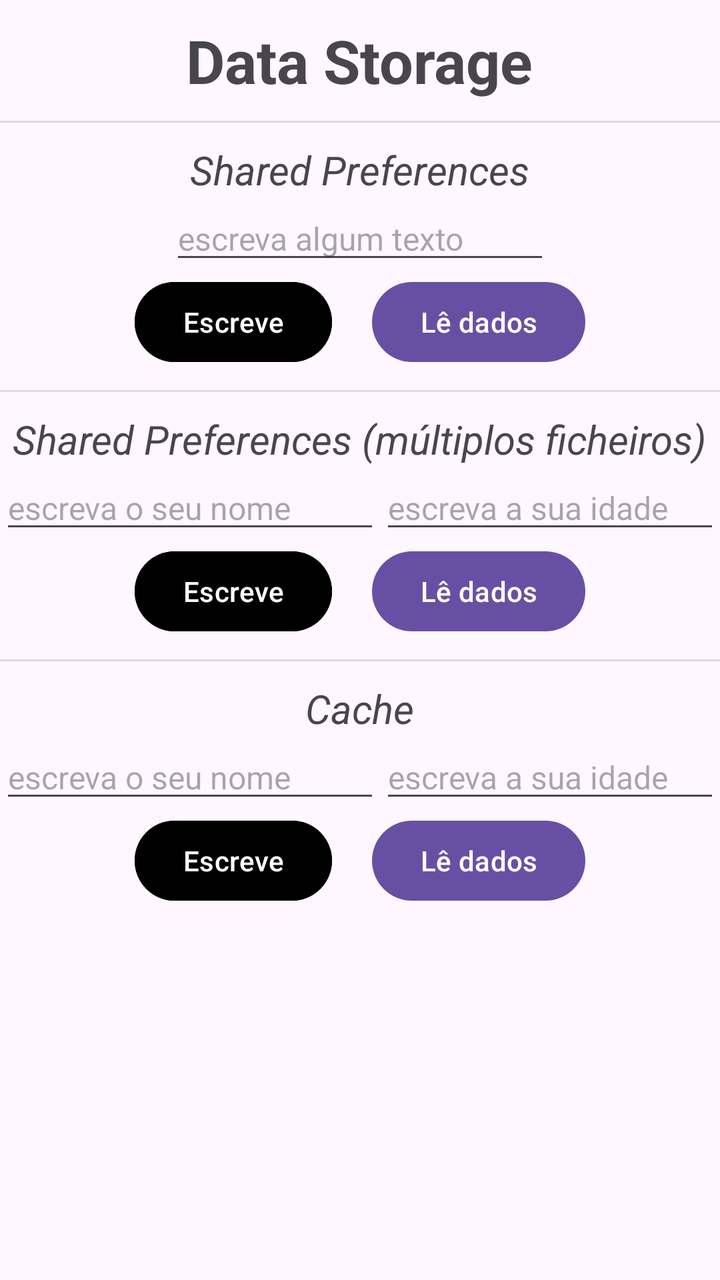
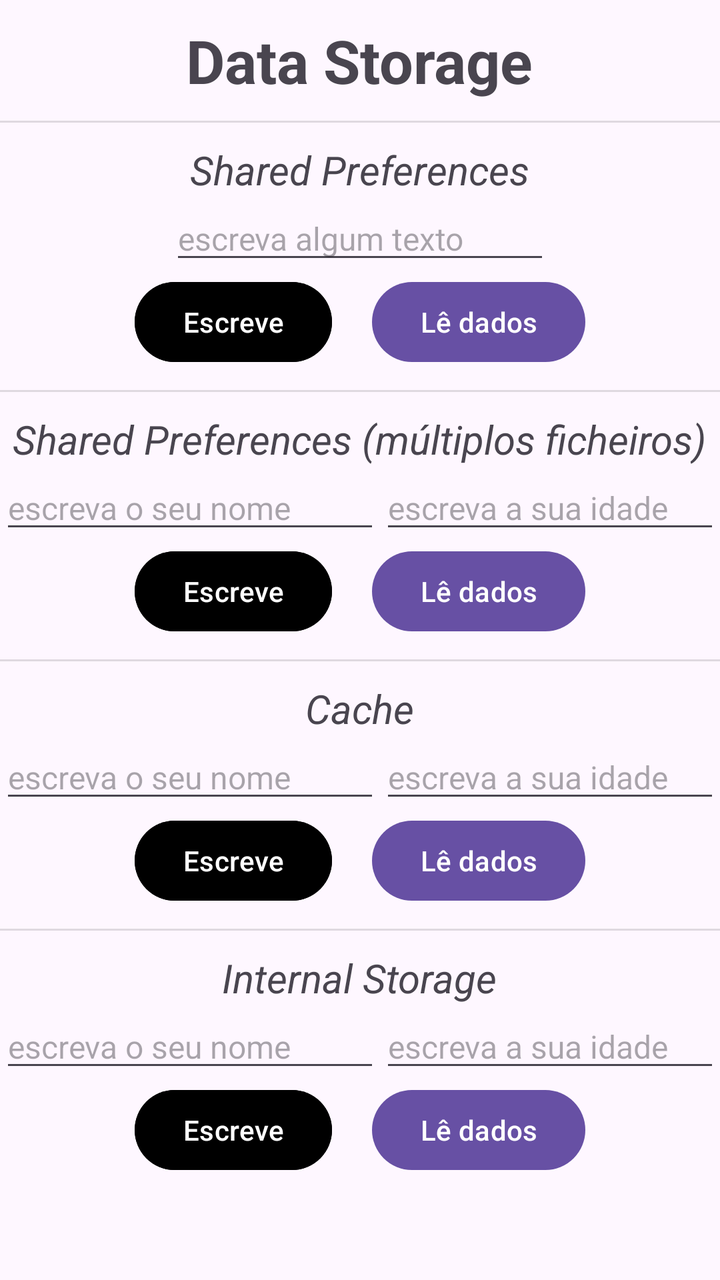

Compare the two renders of this Android layout. The source of the first and the diff that turns it into the second are given below.
<!-- AndroidManifest.xml: application theme Theme.DataStorage -->
<!-- res/layout/activity_main.xml -->
<?xml version="1.0" encoding="utf-8"?>
<LinearLayout xmlns:android="http://schemas.android.com/apk/res/android"
    xmlns:tools="http://schemas.android.com/tools"
    android:id="@+id/main"
    android:layout_width="match_parent"
    android:layout_height="match_parent"
    android:orientation="vertical"
    tools:context=".MainActivity">

    <TextView
        style="@style/titulo_seccao"
        android:text="@string/app_name"
        android:textSize="30sp"
        android:textStyle="bold" />

    
    <LinearLayout style="@style/contentor_geral">

        <View style="@style/linha_separacao" />

        <TextView
            style="@style/titulo_seccao"
            android:text="@string/shared_preferences" />

        <EditText
            android:id="@+id/editText1"
            style="@style/editText"
            android:hint="@string/sharedPrefencesEditText"
            android:inputType="text"
            android:text="" />

        <LinearLayout style="@style/contentor_horizontal">

            <Button
                android:id="@+id/btWrite1"
                style="@style/buttonWrite"
                android:text="@string/btWrite" />

            <Button
                android:id="@+id/btRead1"
                style="@style/buttonRead"
                android:text="@string/btRead" />
        </LinearLayout>
    </LinearLayout>


    
    <LinearLayout style="@style/contentor_geral">

        <View style="@style/linha_separacao" />

        <TextView
            style="@style/titulo_seccao"
            android:text="@string/shared_preferencesMultiFich" />

        <LinearLayout style="@style/contentor_horizontal">

            <EditText
                android:id="@+id/editText2a"
                style="@style/editText"
                android:hint="@string/escreveNome"
                android:inputType="text"
                android:text="" />

            <EditText
                android:id="@+id/editText2b"
                style="@style/editText"
                android:hint="@string/escreveIdade"
                android:inputType="number"
                android:text="" />
        </LinearLayout>

        <LinearLayout style="@style/contentor_horizontal">

            <Button
                android:id="@+id/btWrite2"
                style="@style/buttonWrite"
                android:text="@string/btWrite" />

            <Button
                android:id="@+id/btRead2"
                style="@style/buttonRead"
                android:text="@string/btRead" />
        </LinearLayout>
    </LinearLayout>


    
    <LinearLayout style="@style/contentor_geral">

        <View style="@style/linha_separacao" />

        <TextView
            style="@style/titulo_seccao"
            android:text="@string/Cache" />

        <LinearLayout style="@style/contentor_horizontal">

            <EditText
                android:id="@+id/editText3a"
                style="@style/editText"
                android:hint="@string/escreveNome"
                android:inputType="text"
                android:text="" />

            <EditText
                android:id="@+id/editText3b"
                style="@style/editText"
                android:hint="@string/escreveIdade"
                android:inputType="number"
                android:text="" />
        </LinearLayout>

        <LinearLayout style="@style/contentor_horizontal">

            <Button
                android:id="@+id/btWrite3"
                style="@style/buttonWrite"
                android:text="@string/btWrite" />

            <Button
                android:id="@+id/btRead3"
                style="@style/buttonRead"
                android:text="@string/btRead" />
        </LinearLayout>
    </LinearLayout>


</LinearLayout>
<!-- resources referenced by this layout -->
<resources>
  <string name="Cache">Cache</string>
  <string name="app_name">Data Storage</string>
  <string name="btRead">Lê dados</string>
  <string name="btWrite">Escreve</string>
  <string name="escreveIdade">escreva a sua idade</string>
  <string name="escreveNome">escreva o seu nome</string>
  <string name="sharedPrefencesEditText">escreva algum texto</string>
  <string name="shared_preferences">Shared Preferences</string>
  <string name="shared_preferencesMultiFich">Shared Preferences (múltiplos ficheiros)</string>
  <style name="buttonRead">
          <item name="android:layout_width">wrap_content</item>
          <item name="android:layout_height">wrap_content</item>
          <item name="android:layout_marginStart">10dp</item>
      </style>
  <style name="buttonWrite">
          <item name="android:layout_width">wrap_content</item>
          <item name="android:layout_height">wrap_content</item>
          <item name="android:backgroundTint">@color/black</item>
          <item name="android:layout_marginEnd">10dp</item>
      </style>
  <style name="contentor_geral">
          <item name="android:layout_width">match_parent</item>
          <item name="android:layout_height">wrap_content</item>
          <item name="android:orientation">vertical</item>
      </style>
  <style name="contentor_horizontal">
          <item name="android:layout_width">wrap_content</item>
          <item name="android:layout_height">wrap_content</item>
          <item name="android:layout_gravity">center</item>
          <item name="android:orientation">horizontal</item>
      </style>
  <style name="editText">
          <item name="android:layout_width">wrap_content</item>
          <item name="android:layout_height">wrap_content</item>
          <item name="android:layout_gravity">center</item>
          <item name="android:ems">10</item>
          <item name="android:textSize">16sp</item>
      </style>
  <style name="linha_separacao">
          <item name="android:layout_width">match_parent</item>
          <item name="android:layout_height">1dp</item>
          <item name="android:layout_marginTop">10dp</item>
          <item name="android:background">?android:attr/listDivider</item>
      </style>
  <style name="titulo_seccao">
          <item name="android:layout_width">wrap_content</item>
          <item name="android:layout_height">wrap_content</item>
          <item name="android:layout_gravity">center</item>
          <item name="android:textStyle">italic</item>
          <item name="android:textSize">20sp</item>
          <item name="android:layout_marginTop">10dp</item>
      </style>
  <style name="Theme.DataStorage" parent="Base.Theme.DataStorage" />
  <color name="black">#FF000000</color>
  <style name="Base.Theme.DataStorage" parent="Theme.Material3.DayNight.NoActionBar">
          
          
      </style>
</resources>

<!-- the commit's change to res/layout/activity_main.xml (unified diff, before → after) -->
@@ -126,4 +126,44 @@
     </LinearLayout>
 
 
+    
+    <LinearLayout style="@style/contentor_geral">
+
+        <View style="@style/linha_separacao" />
+
+        <TextView
+            style="@style/titulo_seccao"
+            android:text="@string/internal_storage" />
+
+        <LinearLayout style="@style/contentor_horizontal">
+
+            <EditText
+                android:id="@+id/editText4a"
+                style="@style/editText"
+                android:hint="@string/escreveNome"
+                android:inputType="text"
+                android:text="" />
+
+            <EditText
+                android:id="@+id/editText4b"
+                style="@style/editText"
+                android:hint="@string/escreveIdade"
+                android:inputType="number"
+                android:text="" />
+        </LinearLayout>
+
+        <LinearLayout style="@style/contentor_horizontal">
+
+            <Button
+                android:id="@+id/btWrite4"
+                style="@style/buttonWrite"
+                android:text="@string/btWrite" />
+
+            <Button
+                android:id="@+id/btRead4"
+                style="@style/buttonRead"
+                android:text="@string/btRead" />
+        </LinearLayout>
+    </LinearLayout>
+
 </LinearLayout>
<!-- resource entries referenced after the edit -->
@@ -6,6 +6,7 @@
   <string name="btWrite">Escreve</string>
   <string name="escreveIdade">escreva a sua idade</string>
   <string name="escreveNome">escreva o seu nome</string>
+  <string name="internal_storage">Internal Storage</string>
   <string name="sharedPrefencesEditText">escreva algum texto</string>
   <string name="shared_preferences">Shared Preferences</string>
   <string name="shared_preferencesMultiFich">Shared Preferences (múltiplos ficheiros)</string>
